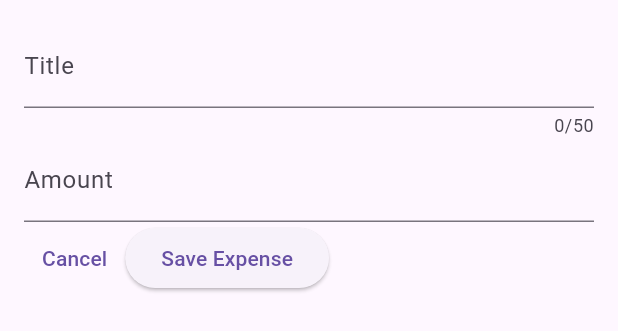
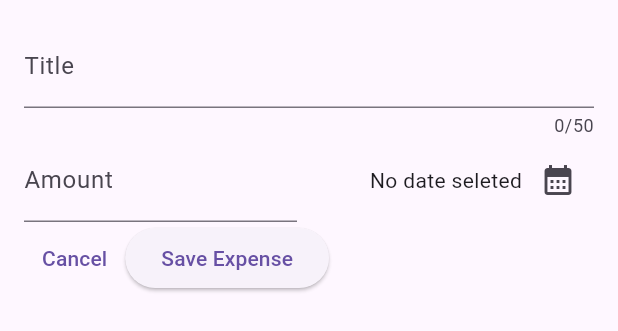
Before and after one commit to realbronoh/flutter-expense-tracker, a Flutter app: the NewExpense widget shown alone on an empty page, opened directly, on a phone screen of 412 x 824 dp. Shown: the top 331 px of the screen. Run offline on Flutter 3.47's test engine with Material 3 defaults, Android fonts, the phone set to English and light mode, and no system bars.

Commit message:
date picker

```diff
--- a/lib/widgets/new_expense.dart
+++ b/lib/widgets/new_expense.dart
@@ -1,3 +1,4 @@
+import 'package:expense_tracker/models/expense.dart';
 import 'package:flutter/material.dart';
 
 class NewExpense extends StatefulWidget {
@@ -12,6 +13,20 @@ class NewExpense extends StatefulWidget {
 class _NewExpenseState extends State<NewExpense> {
   final _titleController = TextEditingController();
   final _amountController = TextEditingController();
+  DateTime? _selectedDate;
+
+  void _presentDatePicker() async {
+    final now = DateTime.now();
+    final firstDate = DateTime(now.year - 1, now.month, now.day);
+    final pickedDate = await showDatePicker(
+        context: context,
+        initialDate: now,
+        firstDate: firstDate,
+        lastDate: now);
+    setState(() {
+      _selectedDate = pickedDate;
+    });
+  }
 
   @override
   void dispose() {
@@ -33,13 +48,35 @@ class _NewExpenseState extends State<NewExpense> {
               labelText: "Title",
             ),
           ),
-          TextField(
+          Row(
+            children: [
+              Expanded(
+                child: TextField(
                   keyboardType: TextInputType.number,
                   controller: _amountController,
                   decoration: const InputDecoration(
                     prefixText: '\$ ',
                     labelText: "Amount",
                   ),
+                ),
+              ),
+              const SizedBox(width: 16),
+              Expanded(
+                child: Row(
+                  mainAxisAlignment: MainAxisAlignment.end,
+                  crossAxisAlignment: CrossAxisAlignment.center,
+                  children: [
+                    Text(_selectedDate == null
+                        ? 'No date seleted'
+                        : formatter.format(_selectedDate!)),
+                    IconButton(
+                      onPressed: _presentDatePicker,
+                      icon: const Icon(Icons.calendar_month),
+                    ),
+                  ],
+                ),
+              ),
+            ],
           ),
           Row(
             children: [
```
Lines whose indentation alone changed are shown as unchanged.
